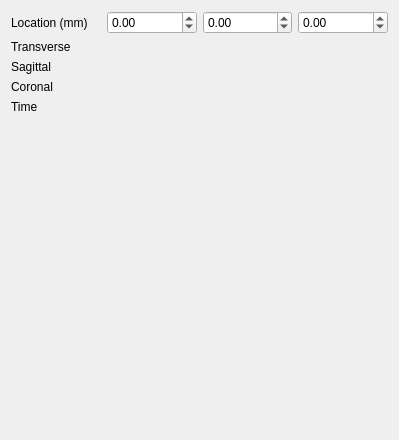
Qt form Plugins/org.mitk.gui.qt.imagenavigator/src/internal/QmitkImageNavigatorViewControls.ui (MITK/MITK) before a commit.
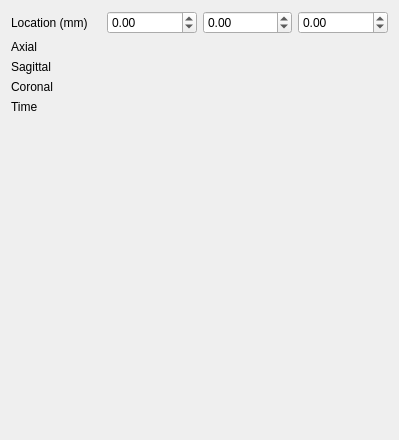
The same form after that commit. Custom widgets are drawn as their Qt base class.

Commit message:
Replaced "Transversal" by "Axial".
Public interface still works with "Transversal".

Diff of the .ui file:
```diff
--- a/Plugins/org.mitk.gui.qt.imagenavigator/src/internal/QmitkImageNavigatorViewControls.ui
+++ b/Plugins/org.mitk.gui.qt.imagenavigator/src/internal/QmitkImageNavigatorViewControls.ui
@@ -102,7 +102,7 @@
       </sizepolicy>
      </property>
      <property name="text">
-      <string>Transverse</string>
+      <string>Axial</string>
      </property>
     </widget>
    </item>
```
Left out of the diff: 4 changed lines with no effect on the pictures. The commit also changes 82 other files.
